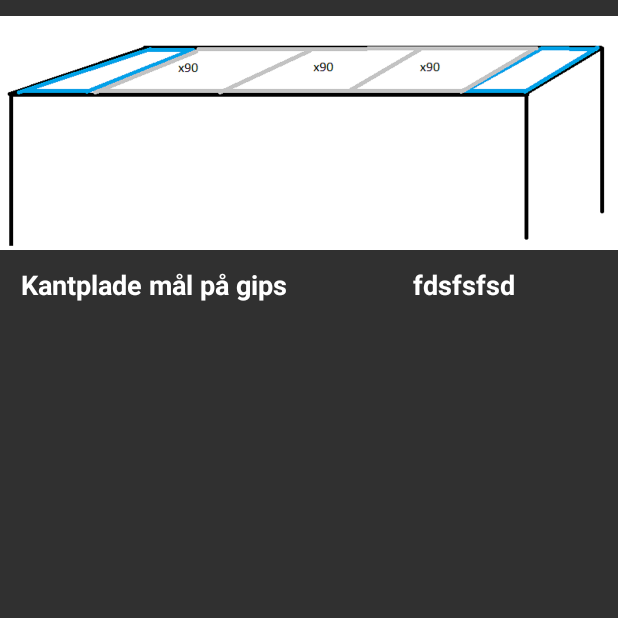
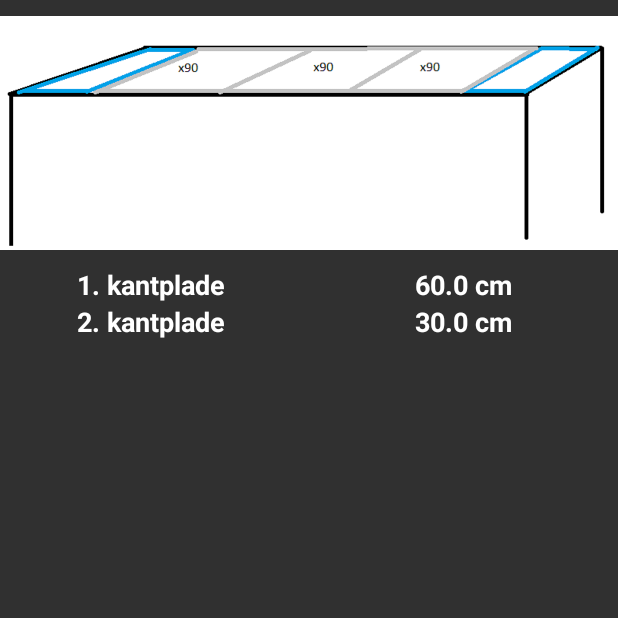
Before and after one commit to ZAN1/tomrer, an Android app: the GipsLoftResult screen opened directly, with no data from a screen before it, on a phone screen of 412 x 824 dp, the top half of it. Run offline under Robolectric (Android 15) with nearby library versions, the phone set to English and light mode, and no system bars; 1 statement that could not run was skipped.

Commit message:
gipsloft inddeling klar i udregning mangler knap baggrund og toolbar

```diff
--- a/MyApplication/app/src/main/java/com/tomrer/klisterdk/tomrer/Gips/GipsLoftResult.java
+++ b/MyApplication/app/src/main/java/com/tomrer/klisterdk/tomrer/Gips/GipsLoftResult.java
@@ -7,6 +7,8 @@ import android.widget.TextView;
 import com.tomrer.klisterdk.tomrer.R;
 import com.tomrer.klisterdk.tomrer.get_set.GetSetGipsLoft;
 
+import static java.lang.Math.floor;
+
 public class GipsLoftResult extends AppCompatActivity {
 
     @Override
@@ -15,15 +17,42 @@ public class GipsLoftResult extends AppCompatActivity {
         setContentView(R.layout.activity_gips_loft_result);
 
         TextView gipsLoftPladetilkant = (TextView) findViewById(R.id.Loftpladetilkant);
+        TextView gipsLoftPladetilkant2 = (TextView) findViewById(R.id.Loftpladetilkant2);
         String gipsLoftlaengde = GetSetGipsLoft.getLaengde();
 
         double LoftlaengdeMeter = Double.parseDouble(gipsLoftlaengde);
         double Loftlaengde = LoftlaengdeMeter * 100;// går fra meter til cm
         double pladeStorelse = 90;
 
+        double antalPlader = Loftlaengde / pladeStorelse;
 
 
 
+           double kantPlade = (Loftlaengde - ((floor(antalPlader))*90)) / 2;
+
+        String kantPladetiltext1 = Double.toString(kantPlade);
+
+        gipsLoftPladetilkant.setText(kantPladetiltext1 + " cm");
+        gipsLoftPladetilkant2.setText(kantPladetiltext1 + " cm");
+
+            if(kantPlade == 0){
+               double kantPlade1 = (Loftlaengde - ((floor(antalPlader)-1))) / 2;
+                String kantPladetiltext =Double.toString(kantPlade1);
+                gipsLoftPladetilkant.setText(kantPladetiltext + " cm");
+                gipsLoftPladetilkant2.setText(kantPladetiltext + " cm");
+            }
+
+            if(kantPlade < 30){
+
+                 double unevenkantplade =  60 - kantPlade * 2 ;
+                       double newPlade = (kantPlade * 2) + unevenkantplade;
+                    double gipsplade = 90 - unevenkantplade;
+                    String kantPladetiltext = Double.toString(newPlade);
+                String kantPlade2tiltext = Double.toString(gipsplade);
+                    gipsLoftPladetilkant.setText(kantPladetiltext + " cm");
+                    gipsLoftPladetilkant2.setText(kantPlade2tiltext + " cm");
+
+            }
 
 
     }
--- a/MyApplication/app/src/main/res/layout/activity_gips_loft_result.xml
+++ b/MyApplication/app/src/main/res/layout/activity_gips_loft_result.xml
@@ -34,8 +34,7 @@
         <LinearLayout
             android:layout_width="match_parent"
             android:layout_height="wrap_content"
-            android:orientation="horizontal"
-            android:layout_weight="100">
+            android:orientation="horizontal">
 
 
 
@@ -44,7 +43,7 @@
                 android:textAlignment="center"
                 android:layout_width="match_parent"
                 android:layout_height="wrap_content"
-                android:text="Kantplade mål på gips"
+                android:text="1. kantplade "
                 android:textSize="18dp"
                 android:textStyle="bold"
                 android:textColor="#ffffffff"/>
@@ -65,7 +64,33 @@
 
         </LinearLayout>
 
+        <LinearLayout
+            android:layout_width="match_parent"
+            android:layout_height="wrap_content"
+            android:orientation="horizontal"
+            android:layout_weight="100">
+            <TextView
+                android:layout_weight="50"
+                android:textAlignment="center"
+                android:layout_width="match_parent"
+                android:layout_height="wrap_content"
+                android:text="2. kantplade "
+                android:textSize="18dp"
+                android:textStyle="bold"
+                android:textColor="#ffffffff"/>
 
+
+            <TextView
+                android:id="@+id/Loftpladetilkant2"
+                android:textAlignment="center"
+                android:layout_weight="50"
+                android:layout_width="match_parent"
+                android:layout_height="wrap_content"
+                android:text="fdsfsfsd"
+                android:textSize="18dp"
+                android:textStyle="bold"
+                android:textColor="#ffffffff"/>
+        </LinearLayout>
 
 
 
```
